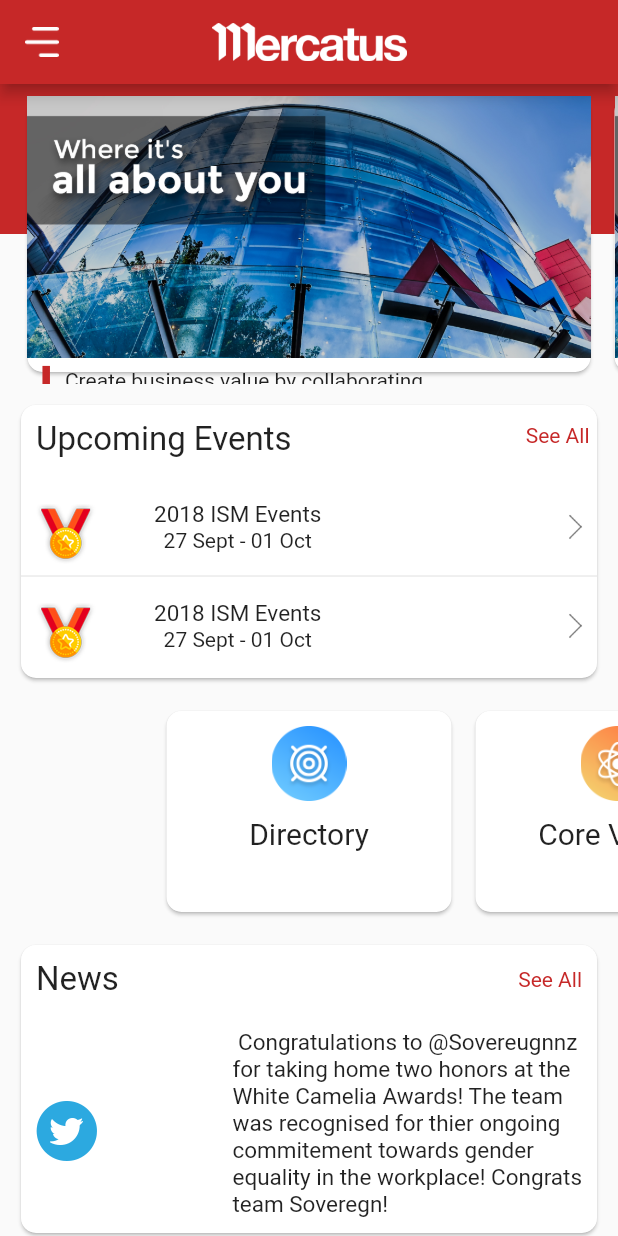
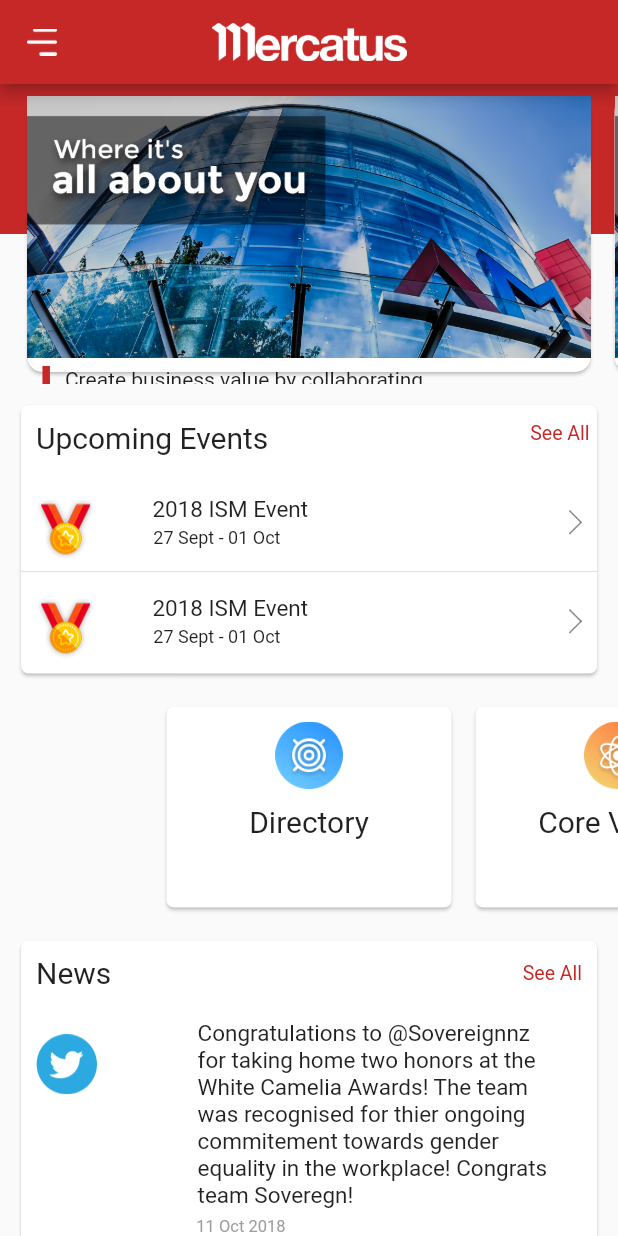
Before and after one commit to Shweta1695/ntuc_mercatus, a Flutter app: the MenuDashboardPage screen opened directly, on a phone screen of 412 x 824 dp. Run offline on Flutter 3.47's test engine with Material 2 defaults, Android fonts, the phone set to English and light mode, and no system bars; missing offline and left inert: circular_reveal_animation, flutter_progress_button.

Commit message:
Margin Fixes

```diff
--- a/lib/menu_dashboard_layout.dart
+++ b/lib/menu_dashboard_layout.dart
@@ -1,9 +1,7 @@
+import 'dart:ui';
 import 'package:flutter/cupertino.dart';
-import 'package:flutter/gestures.dart';
 import 'package:flutter/material.dart';
 import 'package:ntucmercatus/collaboration.dart';
-
-import 'myappbar.dart';
 
 class MenuDashboardPage extends StatelessWidget {
   final Duration duration = const Duration(milliseconds: 3000);
@@ -16,7 +14,7 @@
         centerTitle: true,
         leading: Container(
           margin: EdgeInsets.symmetric(
-            horizontal: 16,
+            horizontal: 18,
             vertical: 18,
           ),
           child: Image.asset('assets/menuIcon@2x.png',
@@ -74,7 +72,7 @@
                                   Container(
                                     width: 5,
                                     margin: EdgeInsets.only(top: 5, left: 10),
-                                    height: 25,
+                                    height: 23,
                                     color: Colors.red.shade800,
                                   ),
                                   SizedBox(width: 10),
@@ -102,7 +100,7 @@
                                   Container(
                                     width: 5,
                                     margin: EdgeInsets.only(top: 5, left: 10),
-                                    height: 25,
+                                    height: 23,
                                     color: Colors.red.shade800,
                                   ),
                                   SizedBox(width: 10),
@@ -130,7 +128,7 @@
                                   Container(
                                     width: 5,
                                     margin: EdgeInsets.only(top: 5, left: 10),
-                                    height: 25,
+                                    height: 23,
                                     color: Colors.red.shade800,
                                   ),
                                   SizedBox(width: 10),
@@ -150,7 +148,7 @@
 
               Card(
                 shape: RoundedRectangleBorder(
-                    borderRadius: new BorderRadius.circular(10)),
+                    borderRadius: new BorderRadius.circular(5)),
                 margin:
                     const EdgeInsets.symmetric(vertical: 14, horizontal: 14),
                 child: Column(
@@ -162,13 +160,14 @@
                           margin: EdgeInsets.only(top: 10, left: 10),
                           child: Text(
                             'Upcoming Events',
-                            style: TextStyle(fontSize: 22),
+                            style: TextStyle(fontSize: 20),
                           ),
                         ),
                         Container(
                             margin: EdgeInsets.only(top: 5, right: 5),
                             child: Text('See All',
-                                style: TextStyle(color: Colors.red.shade800))),
+                                style: TextStyle(
+                                    color: Colors.red.shade800, fontSize: 13))),
                       ],
                     ),
                     SizedBox(
@@ -186,14 +185,16 @@
                         ),
                         Container(
                           alignment: Alignment.centerLeft,
-                          margin: EdgeInsets.only(right: 120),
+                          margin: EdgeInsets.only(right: 130),
                           child: Column(
                             children: <Widget>[
                               Text(
-                                '2018 ISM Events',
+                                '2018 ISM Event',
                                 style: TextStyle(fontSize: 15),
                               ),
-                              Text('27 Sept - 01 Oct'),
+                              SizedBox(height: 3),
+                              Text('27 Sept - 01 Oct      ',
+                                  style: TextStyle(fontSize: 12)),
                             ],
                           ),
                         ),
@@ -220,12 +221,14 @@
                         ),
                         Container(
                             alignment: Alignment.centerLeft,
-                            margin: EdgeInsets.only(right: 120),
+                            margin: EdgeInsets.only(right: 130),
                             child: Column(
                               children: <Widget>[
-                                Text('2018 ISM Events',
+                                Text('2018 ISM Event',
                                     style: TextStyle(fontSize: 15)),
-                                Text('27 Sept - 01 Oct'),
+                                SizedBox(height: 3),
+                                Text('27 Sept - 01 Oct      ',
+                                    style: TextStyle(fontSize: 12)),
                               ],
                             )),
                         Container(
@@ -251,7 +254,7 @@
                     children: <Widget>[
                       Card(
                         shape: RoundedRectangleBorder(
-                            borderRadius: new BorderRadius.circular(10)),
+                            borderRadius: new BorderRadius.circular(5)),
                         margin: const EdgeInsets.symmetric(
                             vertical: 8, horizontal: 8),
                         child: Column(
@@ -259,7 +262,7 @@
                             SizedBox(height: 10),
                             Image.asset(
                               'assets/salesIcon@2x.png',
-                              height: 50,
+                              height: 45,
                             ),
                             SizedBox(height: 10),
                             Text(
@@ -271,14 +274,14 @@
                       ),
                       Card(
                         shape: RoundedRectangleBorder(
-                            borderRadius: new BorderRadius.circular(10)),
+                            borderRadius: new BorderRadius.circular(5)),
                         margin: const EdgeInsets.symmetric(
                             vertical: 8, horizontal: 8),
                         child: Column(
                           children: <Widget>[
                             SizedBox(height: 10),
                             Image.asset('assets/coreValueIcon@2x.png',
-                                height: 50),
+                                height: 45),
                             SizedBox(height: 10),
                             Text('  Core Values  ',
                                 style: TextStyle(fontSize: 20)),
@@ -287,7 +290,7 @@
                       ),
                       Card(
                         shape: RoundedRectangleBorder(
-                            borderRadius: new BorderRadius.circular(10)),
+                            borderRadius: new BorderRadius.circular(5)),
                         margin: const EdgeInsets.symmetric(
                             vertical: 8, horizontal: 8),
                         child: Column(
@@ -303,7 +306,7 @@
                               },
                               child: Image.asset(
                                   'assets/collaborationIcon@2x.png',
-                                  height: 50),
+                                  height: 45),
                             ),
                             SizedBox(height: 10),
                             Text('  Collaboration  ',
@@ -313,13 +316,13 @@
                       ),
                       Card(
                         shape: RoundedRectangleBorder(
-                            borderRadius: new BorderRadius.circular(10)),
+                            borderRadius: new BorderRadius.circular(5)),
                         margin: const EdgeInsets.symmetric(
                             vertical: 8, horizontal: 8),
                         child: Column(
                           children: <Widget>[
                             SizedBox(height: 10),
-                            Image.asset('assets/salesIcon@2x.png', height: 50),
+                            Image.asset('assets/salesIcon@2x.png', height: 45),
                             SizedBox(height: 10),
                             Text('  Sales\n Enablement',
                                 style: TextStyle(fontSize: 20)),
@@ -328,13 +331,13 @@
                       ),
                       Card(
                         shape: RoundedRectangleBorder(
-                            borderRadius: new BorderRadius.circular(10)),
+                            borderRadius: new BorderRadius.circular(5)),
                         margin: const EdgeInsets.symmetric(
                             vertical: 8, horizontal: 8),
                         child: Column(
                           children: <Widget>[
                             SizedBox(height: 10),
-                            Image.asset('assets/salesIcon@2x.png', height: 50),
+                            Image.asset('assets/salesIcon@2x.png', height: 45),
                             SizedBox(height: 10),
                             Text('  Training \n Calendar',
                                 style: TextStyle(fontSize: 20)),
@@ -345,7 +348,7 @@
               ),
               Card(
                 shape: RoundedRectangleBorder(
-                    borderRadius: new BorderRadius.circular(10)),
+                    borderRadius: new BorderRadius.circular(5)),
                 margin:
                     const EdgeInsets.symmetric(vertical: 14, horizontal: 14),
                 child: Column(
@@ -357,13 +360,16 @@
                           margin: EdgeInsets.only(top: 10, left: 10),
                           child: Text(
                             'News',
-                            style: TextStyle(fontSize: 22),
+                            style: TextStyle(fontSize: 20),
                           ),
                         ),
                         Container(
                             margin: EdgeInsets.only(top: 10, right: 10),
                             child: Text('See All',
-                                style: TextStyle(color: Colors.red.shade800))),
+                                style: TextStyle(
+                                  color: Colors.red.shade800,
+                                  fontSize: 13,
+                                ))),
                       ],
                     ),
                     SizedBox(
@@ -373,21 +379,29 @@
                       mainAxisAlignment: MainAxisAlignment.spaceBetween,
                       children: <Widget>[
                         Container(
-                          margin: EdgeInsets.only(top: 10, left: 10),
+                          margin: EdgeInsets.only(left: 10, bottom: 85),
                           child: Image.asset(
                             'assets/twitterIcon@2x.png',
                             height: 40,
                           ),
                         ),
                         Container(
+                          width: 260,
                           alignment: Alignment.centerLeft,
                           margin: EdgeInsets.only(right: 10),
                           child: Column(
                             children: <Widget>[
                               Text(
-                                '  Congratulations to @Sovereugnnz\n for taking home two honors at the\n White Camelia Awards! The team\n was recognised for thier ongoing\n commitement towards gender\n equality in the workplace! Congrats\n team Soveregn!  ',
+                                ' Congratulations to @Sovereignnz\n for taking home two honors at the\n White Camelia Awards! The team\n was recognised for thier ongoing\n commitement towards gender\n equality in the workplace! Congrats\n team Soveregn!  ',
                                 style: TextStyle(fontSize: 15),
                               ),
+                              SizedBox(height: 5),
+                              Text(
+                                '11 Oct 2018                                 '
+                                '                              ',
+                                style:
+                                    TextStyle(color: Colors.grey, fontSize: 11),
+                              )
                             ],
                           ),
                         ),
```
Also changed, not shown: lib/collaboration.dart (+44 -28 lines), lib/loginScreen.dart (+6 -6 lines).
